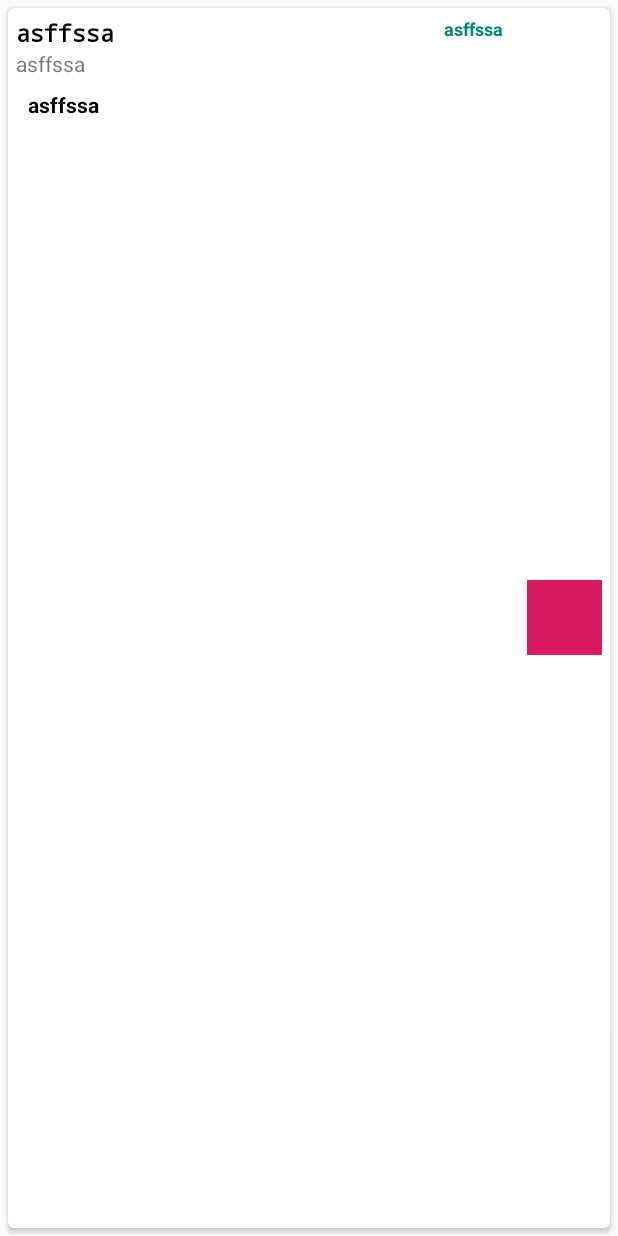
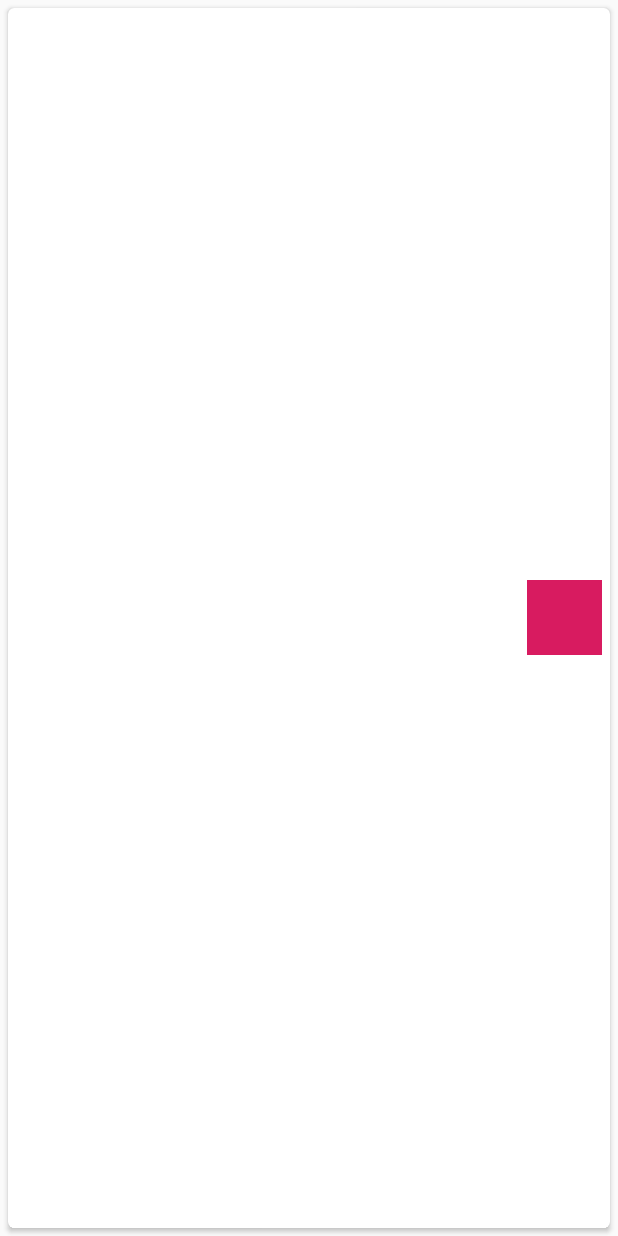
Before and after one commit to aks08/HomeAway, an Android app: the layout row_place_list.xml on its own in the app's theme, with its tools: preview values and no code run, on a phone screen of 412 x 824 dp. Run offline under Robolectric (Android 15) with nearby library versions, the phone set to English and light mode, and no system bars.

Commit message:
layout fixes

```diff
--- a/app/src/main/res/layout/activity_main.xml
+++ b/app/src/main/res/layout/activity_main.xml
@@ -19,7 +19,7 @@
 
             android:layout_marginLeft="20dp"
             android:layout_marginRight="20dp"
-            android:gravity="center_vertical"> android:layout_marginTop="200dp"
+            android:gravity="center_vertical">
         <SearchView
                 android:id="@+id/id_sv_search"
                 android:layout_width="match_parent"
--- a/app/src/main/res/layout/row_place_list.xml
+++ b/app/src/main/res/layout/row_place_list.xml
@@ -11,8 +11,6 @@
                                     android:layout_marginRight="20dp"
                                     android:background="#ffffff"
                                     app:cardCornerRadius="4dp">
-    android:background="?android:attr/selectableItemBackground"
-
 
     <RelativeLayout android:layout_width="wrap_content"
                     android:layout_height="wrap_content"
@@ -33,20 +31,18 @@
                 android:textSize="16sp"
                 android:ellipsize="end"
                 android:gravity="center_vertical"
-                android:text="asffssa"
         />
 
         <TextView
                 android:id="@+id/id_tv_address"
                 android:layout_width="wrap_content"
                 android:layout_height="wrap_content"
+                android:layout_alignParentStart="true"
                 android:layout_below="@+id/id_tv_name"
+                android:layout_toLeftOf="@id/id_tv_category"
+                android:ellipsize="end"
+        />
 
-                android:ellipsize="end"
-                android:text="asffssa"
-        />
-        android:layout_alignParentBottom="true"
-        android:layout_alignParentStart="true"
         <TextView
                 android:id="@+id/id_tv_distance"
                 android:layout_height="wrap_content"
@@ -57,15 +53,14 @@
                 android:textSize="14sp"
                 android:padding="8dp"
                 android:textColor="@android:color/black"
-                android:text="asffssa"
         />
 
         <ImageView android:layout_width="50dp"
                    android:layout_height="50dp"
                    android:layout_centerVertical="true"
                    android:layout_alignParentEnd="true"
-        android:id="@+id/id_iv_icon"
-        android:background="@color/colorAccent"/>
+                   android:id="@+id/id_iv_icon"
+                   android:background="@color/colorAccent"/>
 
         <TextView
                 android:id="@+id/id_tv_category"
@@ -77,7 +72,6 @@
                 android:textColor="@color/colorPrimary"
                 android:textStyle="bold"
                 android:textSize="12sp"
-                android:text="asffssa"
         />
     </RelativeLayout>
 </android.support.v7.widget.CardView>
```
